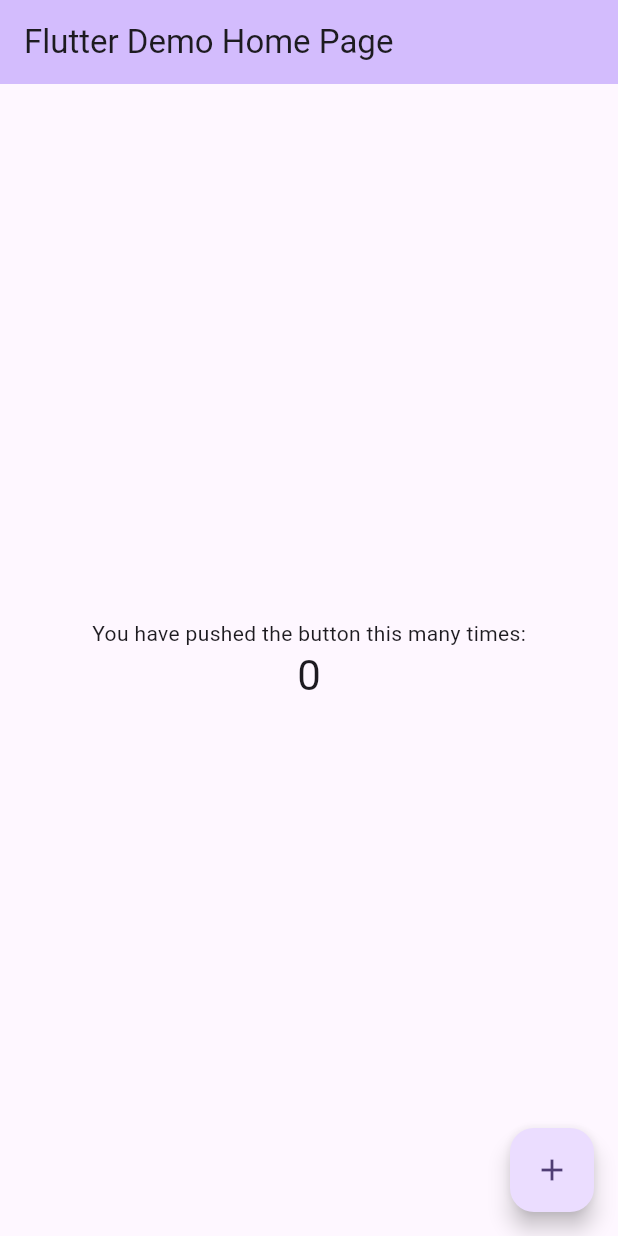
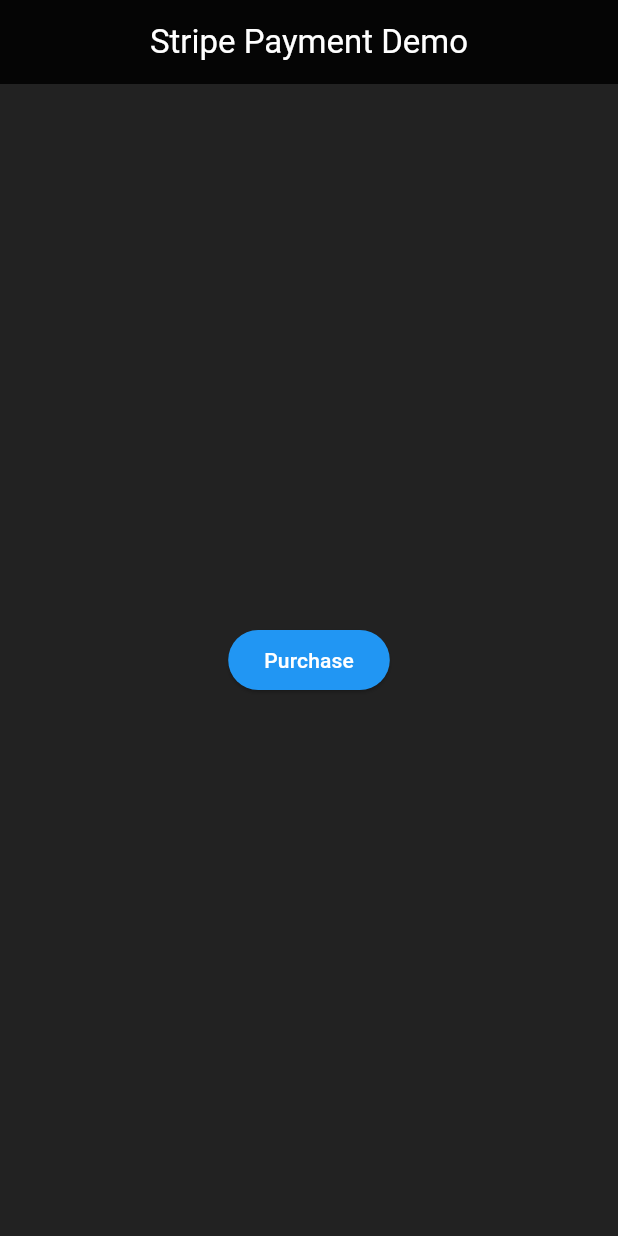
Before and after one commit to thizarakavinda/flutter-stripe-payment-gateway, a Flutter app: the screen it shows after launch, on a phone screen of 412 x 824 dp. Run offline on Flutter 3.47's test engine with Material 3 defaults, Android fonts, the light colour scheme and no system bars; our stand-ins replace dio, flutter_dotenv; missing offline and left inert: flutter_stripe.

```diff
--- /dev/null
+++ b/lib/consts.dart
@@ -0,0 +1,17 @@
+import 'package:flutter_dotenv/flutter_dotenv.dart';
+
+String get stripePublishableKey {
+  final key = dotenv.env['STRIPE_PUBLISHABLE_KEY'];
+  if (key == null || key.isEmpty) {
+    throw StateError('Missing STRIPE_PUBLISHABLE_KEY in .env');
+  }
+  return key;
+}
+
+String get stripeSecretKey {
+  final key = dotenv.env['STRIPE_SECRET_KEY'];
+  if (key == null || key.isEmpty) {
+    throw StateError('Missing STRIPE_SECRET_KEY in .env');
+  }
+  return key;
+}
--- a/lib/main.dart
+++ b/lib/main.dart
@@ -1,7 +1,18 @@
 import 'package:flutter/material.dart';
+import 'package:flutter_dotenv/flutter_dotenv.dart';
+import 'package:flutter_stripe/flutter_stripe.dart';
+import 'package:flutter_stripe_payment/consts.dart';
+import 'package:flutter_stripe_payment/pages/main_home.dart';
 
-void main() {
+void main() async {
+  await _setup();
   runApp(const MyApp());
+}
+
+Future<void> _setup() async {
+  WidgetsFlutterBinding.ensureInitialized();
+  await dotenv.load(fileName: '.env');
+  Stripe.publishableKey = stripePublishableKey;
 }
 
 class MyApp extends StatelessWidget {
@@ -11,112 +22,12 @@
   @override
   Widget build(BuildContext context) {
     return MaterialApp(
+      debugShowCheckedModeBanner: false,
       title: 'Flutter Demo',
       theme: ThemeData(
-        // This is the theme of your application.
-        //
-        // TRY THIS: Try running your application with "flutter run". You'll see
-        // the application has a purple toolbar. Then, without quitting the app,
-        // try changing the seedColor in the colorScheme below to Colors.green
-        // and then invoke "hot reload" (save your changes or press the "hot
-        // reload" button in a Flutter-supported IDE, or press "r" if you used
-        // the command line to start the app).
-        //
-        // Notice that the counter didn't reset back to zero; the application
-        // state is not lost during the reload. To reset the state, use hot
-        // restart instead.
-        //
-        // This works for code too, not just values: Most code changes can be
-        // tested with just a hot reload.
-        colorScheme: .fromSeed(seedColor: Colors.deepPurple),
+        colorScheme: ColorScheme.fromSeed(seedColor: Colors.deepPurple),
       ),
-      home: const MyHomePage(title: 'Flutter Demo Home Page'),
+      home: const MainHome(),
     );
   }
 }
-
-class MyHomePage extends StatefulWidget {
-  const MyHomePage({super.key, required this.title});
-
-  // This widget is the home page of your application. It is stateful, meaning
-  // that it has a State object (defined below) that contains fields that affect
-  // how it looks.
-
-  // This class is the configuration for the state. It holds the values (in this
-  // case the title) provided by the parent (in this case the App widget) and
-  // used by the build method of the State. Fields in a Widget subclass are
-  // always marked "final".
-
-  final String title;
-
-  @override
-  State<MyHomePage> createState() => _MyHomePageState();
-}
-
-class _MyHomePageState extends State<MyHomePage> {
-  int _counter = 0;
-
-  void _incrementCounter() {
-    setState(() {
-      // This call to setState tells the Flutter framework that something has
-      // changed in this State, which causes it to rerun the build method below
-      // so that the display can reflect the updated values. If we changed
-      // _counter without calling setState(), then the build method would not be
-      // called again, and so nothing would appear to happen.
-      _counter++;
-    });
-  }
-
-  @override
-  Widget build(BuildContext context) {
-    // This method is rerun every time setState is called, for instance as done
-    // by the _incrementCounter method above.
-    //
-    // The Flutter framework has been optimized to make rerunning build methods
-    // fast, so that you can just rebuild anything that needs updating rather
-    // than having to individually change instances of widgets.
-    return Scaffold(
-      appBar: AppBar(
-        // TRY THIS: Try changing the color here to a specific color (to
-        // Colors.amber, perhaps?) and trigger a hot reload to see the AppBar
-        // change color while the other colors stay the same.
-        backgroundColor: Theme.of(context).colorScheme.inversePrimary,
-        // Here we take the value from the MyHomePage object that was created by
-        // the App.build method, and use it to set our appbar title.
-        title: Text(widget.title),
-      ),
-      body: Center(
-        // Center is a layout widget. It takes a single child and positions it
-        // in the middle of the parent.
-        child: Column(
-          // Column is also a layout widget. It takes a list of children and
-          // arranges them vertically. By default, it sizes itself to fit its
-          // children horizontally, and tries to be as tall as its parent.
-          //
-          // Column has various properties to control how it sizes itself and
-          // how it positions its children. Here we use mainAxisAlignment to
-          // center the children vertically; the main axis here is the vertical
-          // axis because Columns are vertical (the cross axis would be
-          // horizontal).
-          //
-          // TRY THIS: Invoke "debug painting" (choose the "Toggle Debug Paint"
-          // action in the IDE, or press "p" in the console), to see the
-          // wireframe for each widget.
-          mainAxisAlignment: .center,
-          children: [
-            const Text('You have pushed the button this many times:'),
-            Text(
-              '$_counter',
-              style: Theme.of(context).textTheme.headlineMedium,
-            ),
-          ],
-        ),
-      ),
-      floatingActionButton: FloatingActionButton(
-        onPressed: _incrementCounter,
-        tooltip: 'Increment',
-        child: const Icon(Icons.add),
-      ),
-    );
-  }
-}
--- /dev/null
+++ b/lib/pages/main_home.dart
@@ -0,0 +1,36 @@
+import 'package:flutter/material.dart';
+import 'package:flutter_stripe_payment/services/stripe_service.dart';
+
+class MainHome extends StatefulWidget {
+  const MainHome({super.key});
+
+  @override
+  State<MainHome> createState() => _MainHomeState();
+}
+
+class _MainHomeState extends State<MainHome> {
+  @override
+  Widget build(BuildContext context) {
+    return Scaffold(
+      backgroundColor: Colors.black87,
+      appBar: AppBar(
+        backgroundColor: Colors.black87,
+        foregroundColor: Colors.white,
+        centerTitle: true,
+        title: Text('Stripe Payment Demo'),
+      ),
+      body: Center(
+        child: ElevatedButton(
+          style: ButtonStyle(
+            backgroundColor: WidgetStatePropertyAll(Colors.blue),
+            foregroundColor: WidgetStatePropertyAll(Colors.white),
+          ),
+          onPressed: () {
+            StripeService.instance.makePayment();
+          },
+          child: Text('Purchase'),
+        ),
+      ),
+    );
+  }
+}
--- a/pubspec.yaml
+++ b/pubspec.yaml
@@ -34,6 +34,9 @@
   # The following adds the Cupertino Icons font to your application.
   # Use with the CupertinoIcons class for iOS style icons.
   cupertino_icons: ^1.0.8
+  flutter_dotenv: ^5.2.1
+  flutter_stripe: ^12.6.0
+  dio: ^5.9.2
 
 dev_dependencies:
   flutter_test:
@@ -51,6 +54,9 @@
 
 # The following section is specific to Flutter packages.
 flutter:
+
+  assets:
+    - .env
 
   # The following line ensures that the Material Icons font is
   # included with your application, so that you can use the icons in
```
Also changed, not shown: lib/services/stripe_service.dart (added, +69 -0 lines), pubspec.lock, 5 other files.
